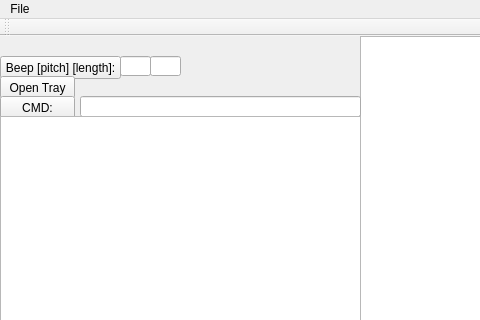
First picture: the form in QT TEST/qttest.ui, repository Aaahh/Server, before the edit; both pictures show x 0 to 480 and y 0 to 320 of the 796 by 402 pixel window.
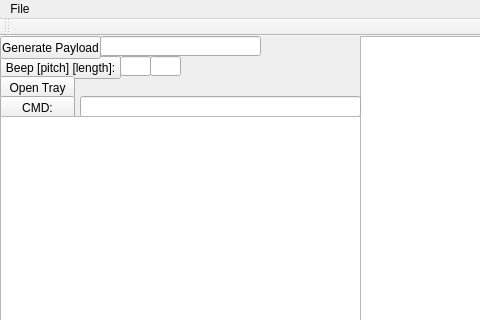
Second picture: the form after the edit.

Commit message:
adds meterpreter payload generator
Adds meterpreter payload generator. Requires that metasploit, ruby193,
and ruby's gems for metasploit be installed.

The edit to the form file:
```diff
--- a/QT TEST/qttest.ui
+++ b/QT TEST/qttest.ui
@@ -129,6 +129,29 @@
      </rect>
     </property>
    </widget>
+   <widget class="QPushButton" name="generateButton">
+    <property name="geometry">
+     <rect>
+      <x>0</x>
+      <y>0</y>
+      <width>101</width>
+      <height>23</height>
+     </rect>
+    </property>
+    <property name="text">
+     <string>Generate Payload</string>
+    </property>
+   </widget>
+   <widget class="QLineEdit" name="generateEdit">
+    <property name="geometry">
+     <rect>
+      <x>100</x>
+      <y>0</y>
+      <width>161</width>
+      <height>20</height>
+     </rect>
+    </property>
+   </widget>
   </widget>
   <widget class="QMenuBar" name="menuBar">
    <property name="geometry">
```
The commit also changes 58 other files.
